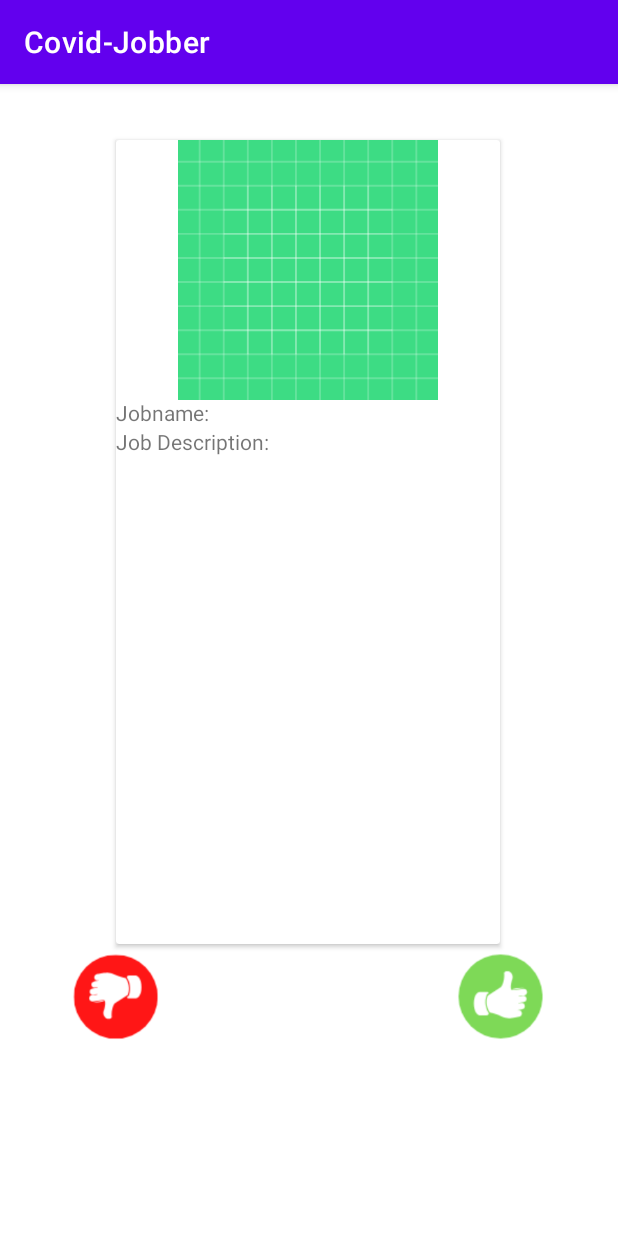
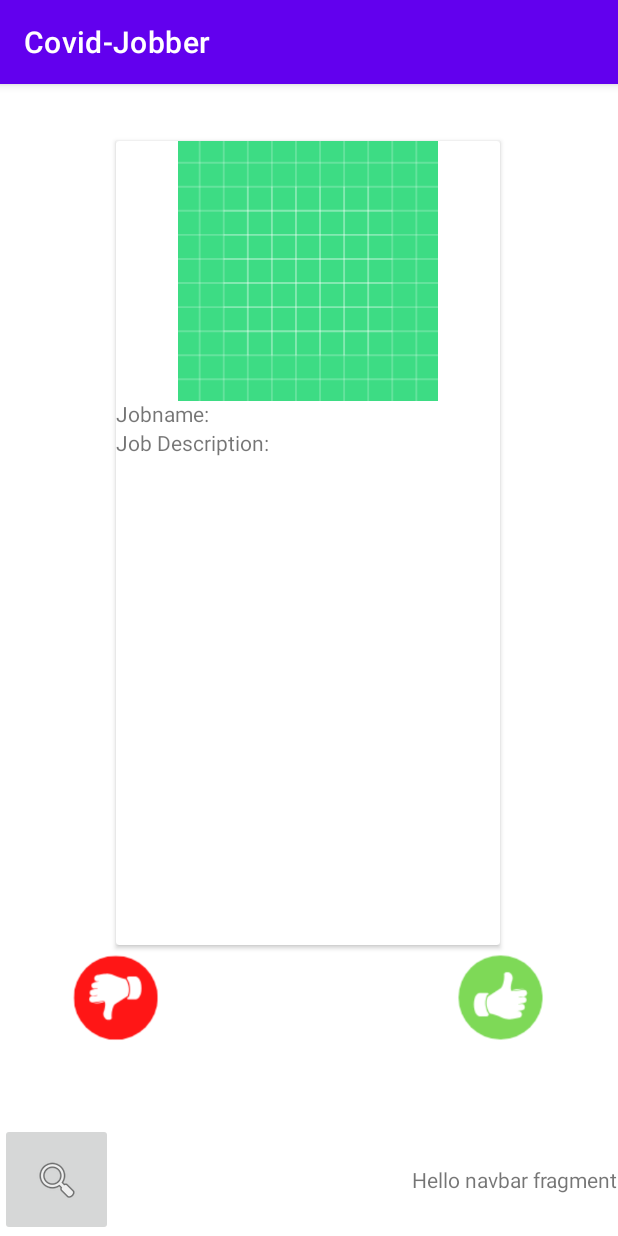
Before and after one commit to Neelis-dev/Covid-Jobber, an Android app: the screen it shows after launch (MainActivity), on a phone screen of 412 x 824 dp. Run offline under Robolectric (Android 15) with nearby library versions, the phone set to English and light mode, and no system bars.

Commit message:
Added Navbar Fragment

```diff
--- a/app/src/main/java/com/example/covid_jobber/activities/MainActivity.java
+++ b/app/src/main/java/com/example/covid_jobber/activities/MainActivity.java
@@ -6,6 +6,7 @@ import android.os.Bundle;
 
 import com.example.covid_jobber.R;
 import com.example.covid_jobber.databinding.ActivityMainBinding;
+import com.example.covid_jobber.fragments.NavbarFragment;
 import com.example.covid_jobber.fragments.SwipeFragment;
 
 
@@ -18,11 +19,18 @@ public class MainActivity extends AppCompatActivity {
         setContentView(R.layout.activity_main);
 
 
-        // check if card display container exists
-        if(findViewById(R.id.content_fragment) != null){
+        // check if content frame exists
+        if(findViewById(R.id.content_frame) != null){
             // replace container with fragment object
             getSupportFragmentManager().beginTransaction().
-                    replace(R.id.content_fragment,new SwipeFragment()).commitAllowingStateLoss();
+                    replace(R.id.content_frame,new SwipeFragment()).commitAllowingStateLoss();
+        }
+
+        // check if navbar frame exists
+        if(findViewById(R.id.navbar_frame) != null){
+            // replace container with fragment object
+            getSupportFragmentManager().beginTransaction().
+                    replace(R.id.navbar_frame,new NavbarFragment()).commitAllowingStateLoss();
         }
 
 
--- /dev/null
+++ b/app/src/main/java/com/example/covid_jobber/fragments/NavbarFragment.java
@@ -0,0 +1,66 @@
+package com.example.covid_jobber.fragments;
+
+import android.os.Bundle;
+
+import androidx.fragment.app.Fragment;
+
+import android.view.LayoutInflater;
+import android.view.View;
+import android.view.ViewGroup;
+
+import com.example.covid_jobber.R;
+
+/**
+ * A simple {@link Fragment} subclass.
+ * Use the {@link NavbarFragment#newInstance} factory method to
+ * create an instance of this fragment.
+ */
+public class NavbarFragment extends Fragment {
+
+    // TODO: Rename parameter arguments, choose names that match
+    // the fragment initialization parameters, e.g. ARG_ITEM_NUMBER
+    private static final String ARG_PARAM1 = "param1";
+    private static final String ARG_PARAM2 = "param2";
+
+    // TODO: Rename and change types of parameters
+    private String mParam1;
+    private String mParam2;
+
+    public NavbarFragment() {
+        // Required empty public constructor
+    }
+
+    /**
+     * Use this factory method to create a new instance of
+     * this fragment using the provided parameters.
+     *
+     * @param param1 Parameter 1.
+     * @param param2 Parameter 2.
+     * @return A new instance of fragment NavbarFragment.
+     */
+    // TODO: Rename and change types and number of parameters
+    public static NavbarFragment newInstance(String param1, String param2) {
+        NavbarFragment fragment = new NavbarFragment();
+        Bundle args = new Bundle();
+        args.putString(ARG_PARAM1, param1);
+        args.putString(ARG_PARAM2, param2);
+        fragment.setArguments(args);
+        return fragment;
+    }
+
+    @Override
+    public void onCreate(Bundle savedInstanceState) {
+        super.onCreate(savedInstanceState);
+        if (getArguments() != null) {
+            mParam1 = getArguments().getString(ARG_PARAM1);
+            mParam2 = getArguments().getString(ARG_PARAM2);
+        }
+    }
+
+    @Override
+    public View onCreateView(LayoutInflater inflater, ViewGroup container,
+                             Bundle savedInstanceState) {
+        // Inflate the layout for this fragment
+        return inflater.inflate(R.layout.fragment_navbar, container, false);
+    }
+}
--- a/app/src/main/java/com/example/covid_jobber/fragments/SwipeFragment.java
+++ b/app/src/main/java/com/example/covid_jobber/fragments/SwipeFragment.java
@@ -10,7 +10,6 @@ import android.view.ViewGroup;
 
 import com.example.covid_jobber.R;
 import com.example.covid_jobber.classes.ApiHandler;
-import com.example.covid_jobber.databinding.FragmentCardDisplayBinding;
 import com.example.covid_jobber.databinding.FragmentSwipeBinding;
 
 /**
--- a/app/src/main/res/layout/activity_main.xml
+++ b/app/src/main/res/layout/activity_main.xml
@@ -6,16 +6,24 @@
     android:layout_height="match_parent"
     tools:context=".activities.MainActivity">
 
-    <LinearLayout
+    <!--    Content Frame-->
+    <FrameLayout
+        android:id="@+id/content_frame"
         android:layout_width="match_parent"
-        android:layout_height="match_parent">
+        android:layout_height="654dp"
+        app:layout_constraintBottom_toTopOf="@+id/navbar_frame"
+        app:layout_constraintEnd_toEndOf="parent"
+        app:layout_constraintTop_toTopOf="parent">
 
-        <FrameLayout
-            android:layout_width="match_parent"
-            android:layout_height="match_parent"
-            android:id="@+id/content_fragment"/>
+    </FrameLayout>
 
-    </LinearLayout>
+    <!--    Navbar Frame-->
+    <FrameLayout
+        android:id="@+id/navbar_frame"
+        android:layout_width="match_parent"
+        android:layout_height="75dp"
+        app:layout_constraintBottom_toBottomOf="parent"
+        tools:layout_editor_absoluteX="-1dp"></FrameLayout>
 
 
 </androidx.constraintlayout.widget.ConstraintLayout>
--- /dev/null
+++ b/app/src/main/res/layout/fragment_navbar.xml
@@ -0,0 +1,32 @@
+<?xml version="1.0" encoding="utf-8"?>
+<FrameLayout xmlns:android="http://schemas.android.com/apk/res/android"
+    xmlns:app="http://schemas.android.com/apk/res-auto"
+    xmlns:tools="http://schemas.android.com/tools"
+    android:layout_width="match_parent"
+    android:layout_height="75dp"
+    tools:context=".fragments.NavbarFragment">
+
+    <androidx.constraintlayout.widget.ConstraintLayout
+        android:layout_width="match_parent"
+        android:layout_height="match_parent">
+
+        <TextView
+            android:id="@+id/textView"
+            android:layout_width="wrap_content"
+            android:layout_height="wrap_content"
+            android:text="@string/txt_navbar_fragment_placeholder"
+            app:layout_constraintBottom_toBottomOf="parent"
+            app:layout_constraintEnd_toEndOf="parent"
+            app:layout_constraintTop_toTopOf="parent" />
+
+        <ImageButton
+            android:id="@+id/imageButton"
+            android:layout_width="75dp"
+            android:layout_height="match_parent"
+            android:src="@android:drawable/ic_menu_search"
+            app:layout_constraintStart_toStartOf="parent"
+            android:contentDescription="@string/img_navbar_fragment_search" />
+
+    </androidx.constraintlayout.widget.ConstraintLayout>
+
+</FrameLayout>
--- a/app/src/main/res/values/strings.xml
+++ b/app/src/main/res/values/strings.xml
@@ -1,8 +1,8 @@
 <resources>
-<!--    General-->
+    <!--    General-->
     <string name="app_name">Covid-Jobber</string>
 
-<!--    Swipe Fragment-->
+    <!--    Swipe Fragment-->
     <string name="img_swipe_fragment_picture">some random pic</string>
     <string name="img_swipe_fragment_thumbsup">Thumbs up!</string>
     <string name="img_swipe_fragment_thumbsdown">Thumbs down!</string>
@@ -10,4 +10,8 @@
     <string name="txt_swipe_fragment_job_name">Jobname:</string>
     <string name="txt_swipe_fragment_job_description">Job Description:</string>
     <string name="txt_swipe_fragment_content_placeholder"> </string>
+
+    <!--    Navbar Fragment-->
+    <string name="txt_navbar_fragment_placeholder">Hello navbar fragment</string>
+    <string name="img_navbar_fragment_search">Search Button Image</string>
 </resources>
```
